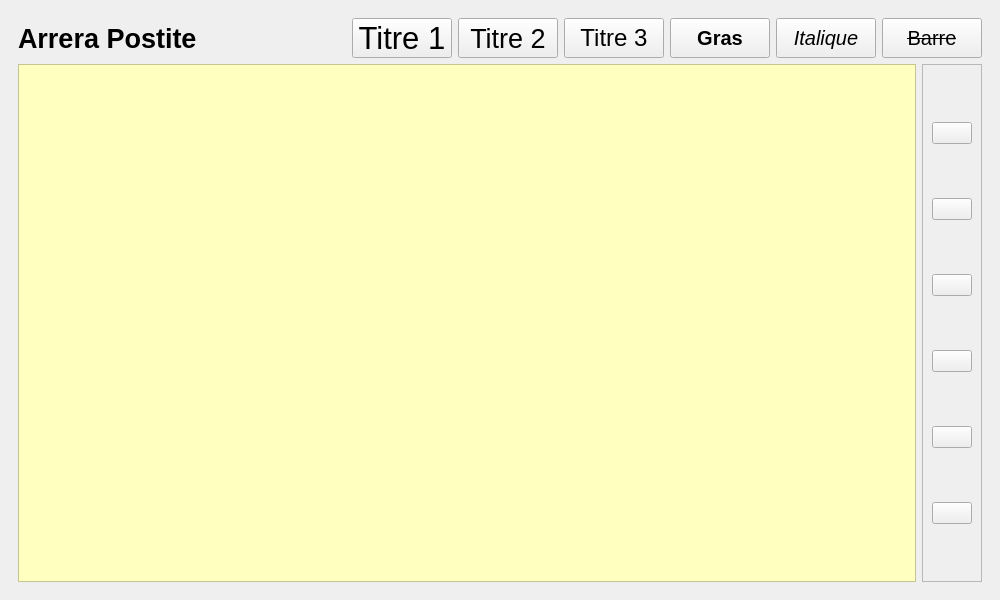
Old version of the form cuiapostite.ui in the repository Arrera-Software/Arrera-Postite.
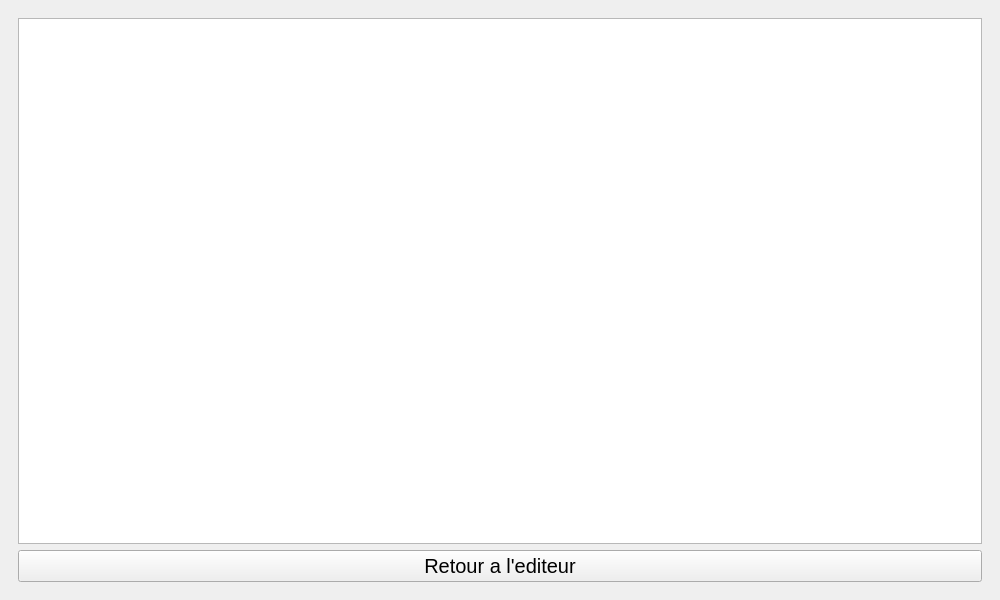
New version of the form. Icons and pictures are not drawn. Custom widgets are drawn as their Qt base class.

What changed in the file:
```diff
--- a/cuiapostite.ui
+++ b/cuiapostite.ui
@@ -22,7 +22,7 @@
     <item>
      <widget class="QStackedWidget" name="postite">
       <property name="currentIndex">
-       <number>0</number>
+       <number>2</number>
       </property>
       <widget class="QWidget" name="main">
        <layout class="QVBoxLayout" name="verticalLayout_2">
@@ -499,6 +499,25 @@
         </item>
        </layout>
       </widget>
+      <widget class="QWidget" name="view">
+       <layout class="QVBoxLayout" name="verticalLayout_7">
+        <item>
+         <widget class="QTextBrowser" name="VIEWFILEMAKEDOWN"/>
+        </item>
+        <item>
+         <widget class="QPushButton" name="IDC_RETOUREDITEUR">
+          <property name="font">
+           <font>
+            <pointsize>15</pointsize>
+           </font>
+          </property>
+          <property name="text">
+           <string>Retour a l'editeur</string>
+          </property>
+         </widget>
+        </item>
+       </layout>
+      </widget>
       <widget class="QWidget" name="colorSelect">
        <layout class="QVBoxLayout" name="verticalLayout_5">
         <item>
```
